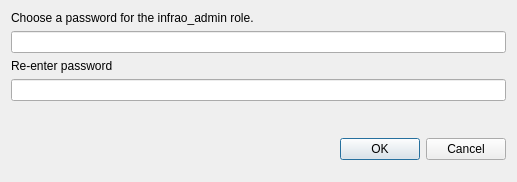
Before: the Qt Designer form infrao/resources/ui/ask_password_dialog.ui in GispoCoding/infrao-plugin, drawn with Qt 5.
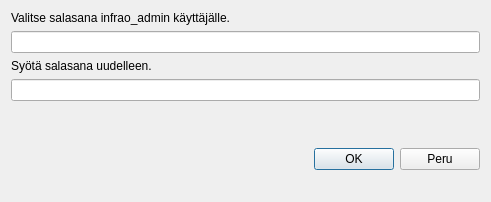
After: the same form once the commit is applied. Custom widgets are drawn as their Qt base class.

Patch:
```diff
--- a/infrao/resources/ui/ask_password_dialog.ui
+++ b/infrao/resources/ui/ask_password_dialog.ui
@@ -6,8 +6,8 @@
    <rect>
     <x>0</x>
     <y>0</y>
-    <width>517</width>
-    <height>182</height>
+    <width>491</width>
+    <height>202</height>
    </rect>
   </property>
   <property name="windowTitle">
@@ -17,7 +17,7 @@
    <item row="0" column="0" colspan="2">
     <widget class="QLabel" name="label">
      <property name="text">
-      <string>Choose a password for the infrao_admin role.</string>
+      <string>Valitse salasana infrao_admin käyttäjälle.</string>
      </property>
     </widget>
    </item>
@@ -27,7 +27,7 @@
    <item row="2" column="0">
     <widget class="QLabel" name="label_2">
      <property name="text">
-      <string>Re-enter password</string>
+      <string>Syötä salasana uudelleen.</string>
      </property>
     </widget>
    </item>
@@ -46,7 +46,7 @@
      <item>
       <widget class="QPushButton" name="cancelButton">
        <property name="text">
-        <string>Cancel</string>
+        <string>Peru</string>
        </property>
       </widget>
      </item>
```
Left out of the diff: 4 changed lines with no effect on the pictures.
